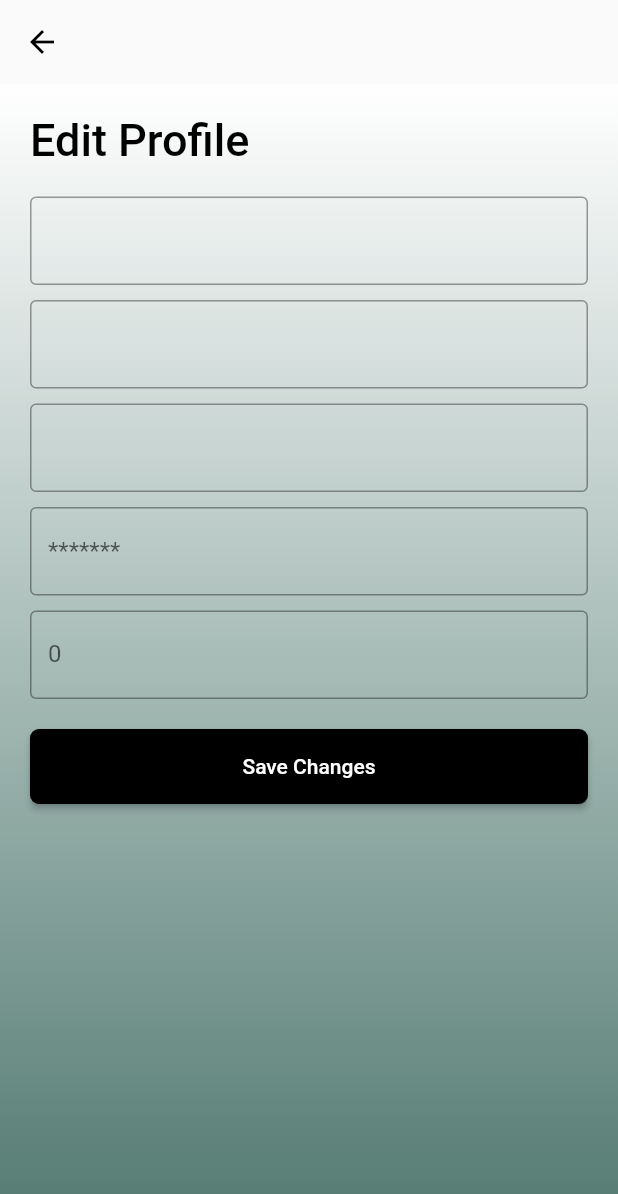
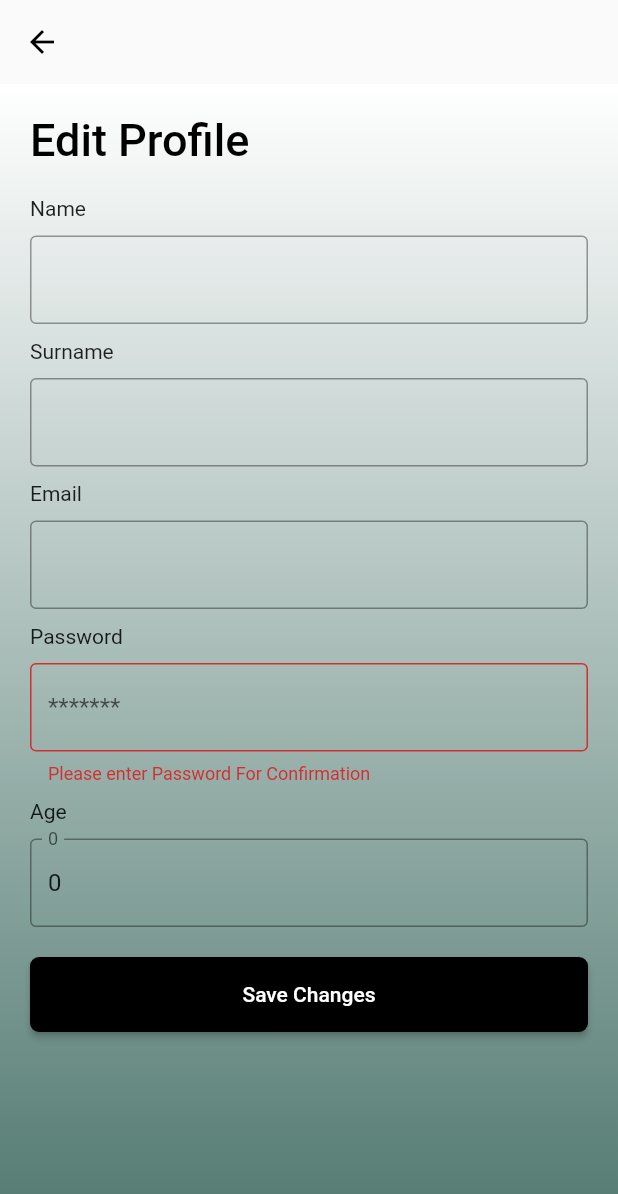
Before and after one commit to reinhard9921/moodworks_app, a Flutter app: the EditProfileScreen_screen screen opened by its route, after a tap on "Save Changes", on a phone screen of 412 x 824 dp. Shown: the top 1194 px of the screen. Run offline on Flutter 3.47's test engine with Material 2 defaults, Android fonts, the phone set to English and light mode, and no system bars; our stand-ins replace flushbar, flutter_spinkit, localstorage, pie_chart, table_calendar; missing offline and left inert: spider_chart; accounts and stored records are empty; network calls fail.

Commit message:
Personality Test Fixed User Edit Fixed

```diff
--- a/lib/Screens/editProfileScreen_screen.dart
+++ b/lib/Screens/editProfileScreen_screen.dart
@@ -5,10 +5,17 @@ import 'package:intl/intl.dart';
 import 'package:http/http.dart' as http;
 import 'dart:convert';
 
-import 'package:moodworksapp/globalvars.dart';
+import '../globalvars.dart';
 var user = User();
 bool _validate = false;
 bool Confirmed = false;
+TextEditingController nameController = TextEditingController();
+TextEditingController surnameController = TextEditingController();
+TextEditingController ageController = TextEditingController();
+TextEditingController emailController = TextEditingController();
+TextEditingController passwordController = TextEditingController();
+
+
 class EditProfileScreen_screen extends StatefulWidget {
   //MyStatefulWidget({Key key}) : super(key: key);
 
@@ -21,13 +28,12 @@ class EditProfileScreen extends State<EditProfileScreen_screen> {
   @override
   Widget build(BuildContext context) {
 
-       TextEditingController nameController = TextEditingController();
-       TextEditingController surnameController = TextEditingController();
-       TextEditingController ageController = TextEditingController();
-       TextEditingController emailController = TextEditingController();
-       TextEditingController passwordController = TextEditingController();
-
-      user = Globalvars.user1;
+    user = Globalvars.user1;
+     nameController.text = user.firstname;
+     surnameController.text = user.lastname;
+     ageController.text = user.age.toString();
+     emailController.text = user.email;
+     passwordController.text = user.password;
     return WillPopScope(
       child: new Scaffold(
 
@@ -64,6 +70,10 @@ class EditProfileScreen extends State<EditProfileScreen_screen> {
                                 fontWeight: FontWeight.w500,
                                 fontSize: 30),
                           )),
+                      Padding(
+                        padding: EdgeInsets.fromLTRB(10, 10, 10, 0),
+                        child: Text("Name"),
+                      ),
                       Container(
                         padding: EdgeInsets.fromLTRB(10, 10, 10, 0),
                         child: TextField(
@@ -74,6 +84,10 @@ class EditProfileScreen extends State<EditProfileScreen_screen> {
                           ),
                         ),
                       ),
+                  Padding(
+                    padding: EdgeInsets.fromLTRB(10, 10, 10, 0),
+                    child: Text("Surname"),
+                  ),
                       Container(
                         padding: EdgeInsets.fromLTRB(10, 10, 10, 0),
                         child: TextField(
@@ -84,16 +98,24 @@ class EditProfileScreen extends State<EditProfileScreen_screen> {
                           ),
                         ),
                       ),
+                      Padding(
+                        padding: EdgeInsets.fromLTRB(10, 10, 10, 0),
+                        child: Text("Email"),
+                      ),
                       Container(
                         padding: EdgeInsets.fromLTRB(10, 10, 10, 0),
                         child: TextField(
-                          obscureText: true,
+                          obscureText: false,
                           controller: emailController,
                           decoration: InputDecoration(
                             border: OutlineInputBorder(),
                             labelText: user.email,
                           ),
                         ),
+                      ),
+                      Padding(
+                        padding: EdgeInsets.fromLTRB(10, 10, 10, 0),
+                        child: Text("Password"),
                       ),
                       Container(
                         padding: EdgeInsets.fromLTRB(10, 10, 10, 0),
@@ -108,6 +130,10 @@ class EditProfileScreen extends State<EditProfileScreen_screen> {
                         ),
                       ),
 
+                      Padding(
+                        padding: EdgeInsets.fromLTRB(10, 10, 10, 0),
+                        child: Text("Age"),
+                      ),
                       Container(
                         padding: EdgeInsets.fromLTRB(10, 10, 10, 0),
                       child: TextField(
@@ -134,18 +160,14 @@ class EditProfileScreen extends State<EditProfileScreen_screen> {
                             child: Text('Save Changes'),
                             onPressed:() {
                               setState(() {
-                                nameController.text.isEmpty ? nameController.text = Globalvars.User_Age : _validate = false;
-                                surnameController.text.isEmpty ? surnameController.text = Globalvars.User_Age : _validate = false;
-                                emailController.text.isEmpty ? emailController.text = Globalvars.User_Age : _validate = false;
+                                nameController.text.isEmpty ? nameController.text = Globalvars.First_Name : _validate = false;
+                                surnameController.text.isEmpty ? surnameController.text = Globalvars.Last_Name : _validate = false;
+                                emailController.text.isEmpty ? emailController.text = Globalvars.Email_Address : _validate = false;
                                 ageController.text.isEmpty ? ageController.text = Globalvars.User_Age : _validate = false;
                                 passwordController.text.isEmpty ? _validate = true : _validate = false;
+
                               });
-                              CheckUser(int.parse(Globalvars.userID), passwordController.text);
-                              if(Confirmed)
-                                {
-                                  EditUserProfile(nameController.text , surnameController.text, emailController.text, passwordController.text, int.parse(ageController.text));
-                                  Navigator.of(context).pushNamed('/login');
-                                }
+                              CheckUser(user.userID, passwordController.text);
                             },
                           )),
 
@@ -159,12 +181,12 @@ class EditProfileScreen extends State<EditProfileScreen_screen> {
       },
     );
   }
-  Future<void> EditUserProfile(String Name, Surname, email, password, int age) async{
+  Future<void> EditUserProfile(String Name, Surname, email, password, age) async{
 
     var response = await http.get(
-        'http://api.moodworx.co.za:2461/EditUser? Name=' +
+        'http://api.moodworx.co.za:2461/EditUser?firstname=' +
             Name +
-            '&Surname=' +
+            '&lastname=' +
             Surname +
             '&email=' +
             email +
@@ -172,9 +194,11 @@ class EditProfileScreen extends State<EditProfileScreen_screen> {
             password +
             '&age=' +
             age.toString() +
-            '&id=0');
+            '&id=' +
+            user.userID.toString());
 
   }
+
   Future<void> CheckUser(int id, String password) async{
     var jsonMap;
     var jsonData;
@@ -188,22 +212,21 @@ class EditProfileScreen extends State<EditProfileScreen_screen> {
     } else {
       throw Exception;
     }
-
     jsonData = jsonMap['recordset'];
+    print(jsonData);
     if (jsonData.length == 1) {
       user = User.fromJson(jsonData[0]);
+      if (password == user.password) {
+        user.firstname = nameController.text;
+        user.lastname =  surnameController.text;
+        user.email = emailController.text;
+        user.age = int.parse(ageController.text);
+        Globalvars.user1 = user;
+        EditUserProfile(nameController.text , surnameController.text, emailController.text, passwordController.text, ageController.text);
+        Navigator.of(context).pushNamed('/main');
 
-
-
-      if (password == user.password) {
-        Confirmed = true;
-        return true;
       }
-      else
-        {
-
-        }
-}
+    }
 
   }
 
--- a/lib/Screens/registerscreen_screen.dart
+++ b/lib/Screens/registerscreen_screen.dart
@@ -255,8 +255,7 @@ class _Register_screenState extends State<Register_screen> {
     );
   }
 
-  Future<bool> Register(
-      String email, password, firstname, lastname, int age) async {
+  Future<bool> Register(String email, password, firstname, lastname, int age) async {
     var response = await http.get(
         'http://api.moodworx.co.za:2461/AddUser?firstname=' +
             firstname +
--- a/pubspec.yaml
+++ b/pubspec.yaml
@@ -11,7 +11,7 @@ description: A year in pixel application to help with mental illness
 # In iOS, build-name is used as CFBundleShortVersionString while build-number used as CFBundleVersion.
 # Read more about iOS versioning at
 # https://developer.apple.com/library/archive/documentation/General/Reference/InfoPlistKeyReference/Articles/CoreFoundationKeys.html
-version: 1.0.0+1
+version: 1.1.0+1
 
 environment:
   sdk: ">=2.2.0 <3.0.0"
```
Also changed, not shown: lib/Screens/personalityMenuScreen_screen.dart (+5 -3 lines), lib/Screens/previousResultsScreen_screen.dart (+8 -6 lines), lib/Screens/splashscreen_screen.dart (+10 -16 lines), lib/Screens/takePersonalityTestScreen_screen.dart (+49 -23 lines), lib/Screens/typeDescriptionScreen_screen.dart (+4 -5 lines), 1 other file.
